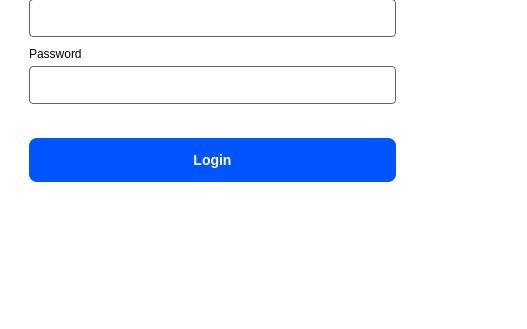
Qt form ui/QTFiles/login.ui (fizzycoding/Attendance-Management-System--College) before a commit; both pictures show x 0 to 527 and y 251 to 580 of the 850 by 580 pixel window.
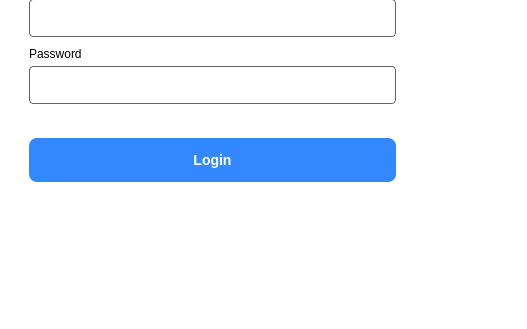
The same form after that commit.

The edit to the form file:
```diff
--- a/ui/QTFiles/login.ui
+++ b/ui/QTFiles/login.ui
@@ -304,7 +304,7 @@
             <string notr="true">#loginButton {
 height: 44px;
 padding: 0 16px;
-background-color:#0055FF;
+background-color:#3388FF;
 color: white;
 font-size: 14px;
 font-weight: 600;
```
Left out of the diff: 6 changed lines with no effect on the pictures.
